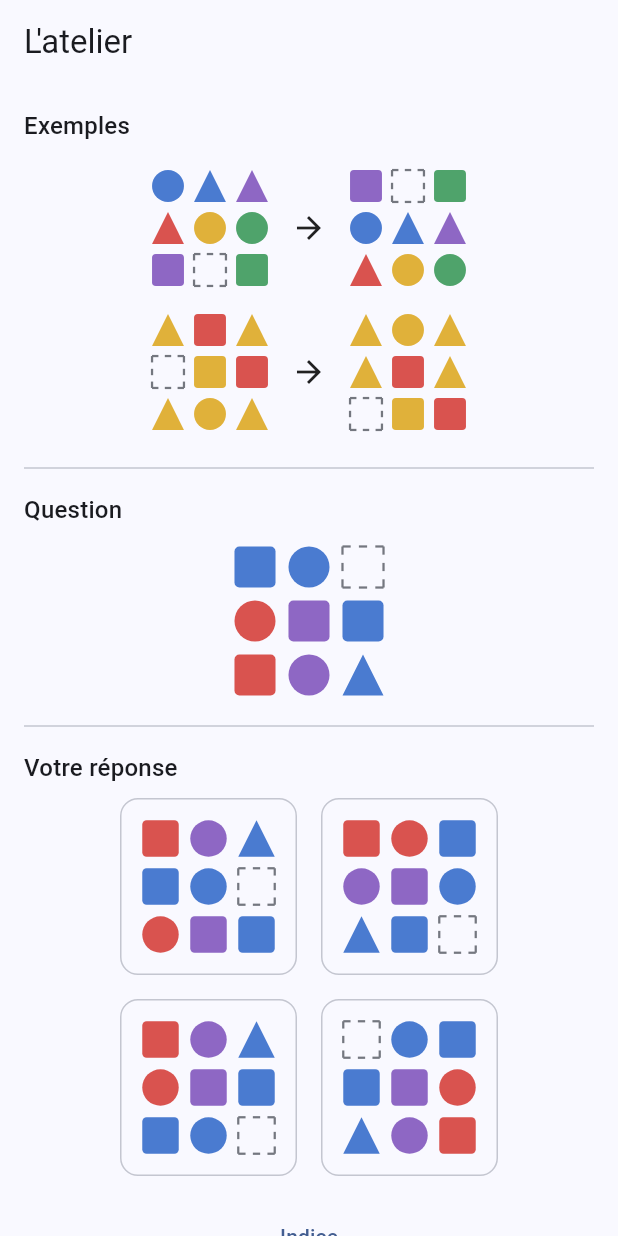
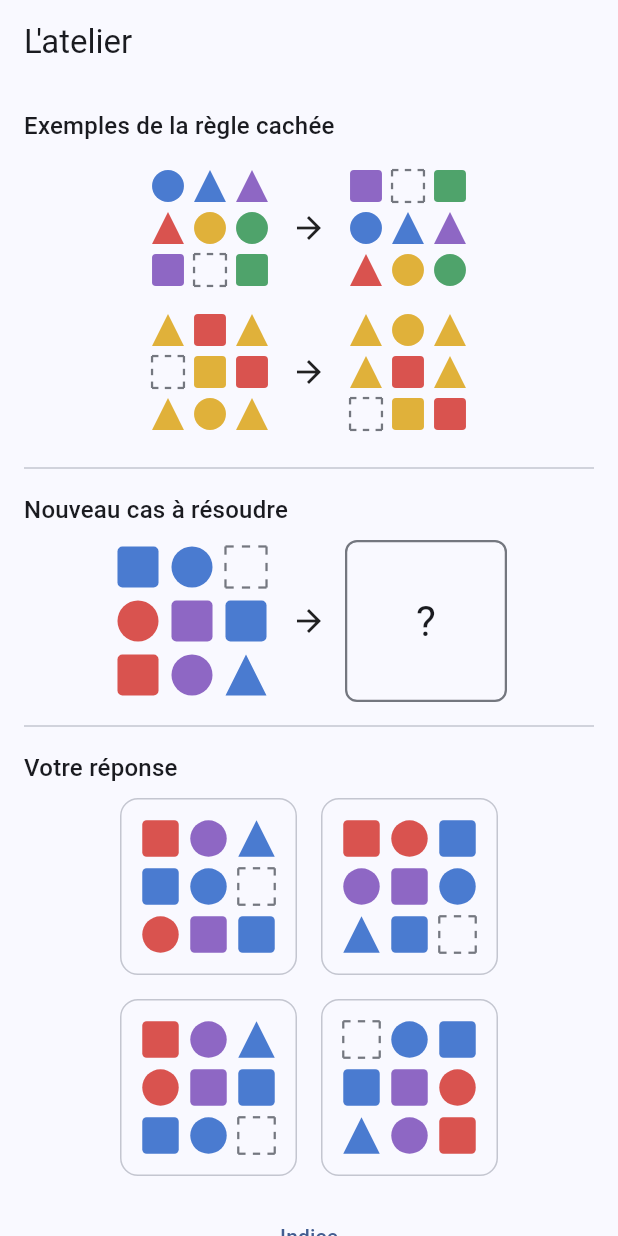
Before and after one commit to mart2010/cognitiv, a Flutter app: the screen it shows after launch, on a phone screen of 412 x 824 dp. Run offline on Flutter 3.47's test engine with Material 3 defaults, Android fonts, the phone set to English and light mode, and no system bars.

Commit message:
Clarifier les libellés de L'atelier et noter un risque pour le mode construction libre
- "Exemples" -> "Exemples de la règle cachée", "Question" ->
  "Nouveau cas à résoudre" : les libellés precedents ne disaient pas
  que ce sont des cas de la meme transformation cachee.
- La Question affiche maintenant la fleche de transformation suivie
  d'une case "?" a la place de la sortie inconnue, comme les
  Exemples ; prepare le terrain pour une eventuelle transformation
  inverse (la case "?" serait alors a gauche).
- docs/PLAN.md : note le risque repere en testant sur le Pixel 8a
  (cases vides Actives et Fixes melangees dans une meme Enigme de
  Gravite) a trancher avant le mode construction libre.

Co-Authored-By: Claude Sonnet 5 <noreply@anthropic.com>

```diff
--- a/app/lib/workshop/puzzle_view.dart
+++ b/app/lib/workshop/puzzle_view.dart
@@ -48,7 +48,7 @@ class _PuzzleViewState extends State<PuzzleView> {
     return ListView(
       padding: const EdgeInsets.all(16),
       children: [
-        Text('Exemples', style: theme.textTheme.titleMedium),
+        Text('Exemples de la règle cachée', style: theme.textTheme.titleMedium),
         const SizedBox(height: 8),
         for (final example in puzzle.examples)
           Padding(
@@ -63,9 +63,18 @@ class _PuzzleViewState extends State<PuzzleView> {
             ),
           ),
         const Divider(height: 32),
-        Text('Question', style: theme.textTheme.titleMedium),
+        Text('Nouveau cas à résoudre', style: theme.textTheme.titleMedium),
         const SizedBox(height: 8),
-        Center(child: MatrixView(matrix: puzzle.question, cellSize: 36)),
+        Center(
+          child: Row(
+            mainAxisSize: MainAxisSize.min,
+            children: [
+              MatrixView(matrix: puzzle.question, cellSize: 36),
+              const Padding(padding: EdgeInsets.symmetric(horizontal: 12), child: Icon(Icons.arrow_forward)),
+              _unknownAnswerPlaceholder(context, puzzle.question, 36),
+            ],
+          ),
+        ),
         const Divider(height: 32),
         Text('Votre réponse', style: theme.textTheme.titleMedium),
         const SizedBox(height: 8),
@@ -98,6 +107,23 @@ class _PuzzleViewState extends State<PuzzleView> {
     );
   }
 
+  /// Case inconnue à droite de la flèche, à la place de la sortie attendue.
+  /// Dimensionnée sur la Question (pas sur la vraie réponse) pour ne jamais
+  /// trahir un changement de dimensions avant que les choix ne soient regardés.
+  Widget _unknownAnswerPlaceholder(BuildContext context, workshop.Matrix sizeLike, double cellSize) {
+    final outline = Theme.of(context).colorScheme.outline;
+    return Container(
+      width: sizeLike.columnCount * cellSize,
+      height: sizeLike.rowCount * cellSize,
+      alignment: Alignment.center,
+      decoration: BoxDecoration(
+        border: Border.all(color: outline, width: 1.5),
+        borderRadius: BorderRadius.circular(8),
+      ),
+      child: Text('?', style: Theme.of(context).textTheme.headlineMedium),
+    );
+  }
+
   Widget _choiceTile(BuildContext context, int index) {
     final scheme = Theme.of(context).colorScheme;
     final isChosen = _chosenIndex == index;
```
Also changed, not shown: 1 other file.
